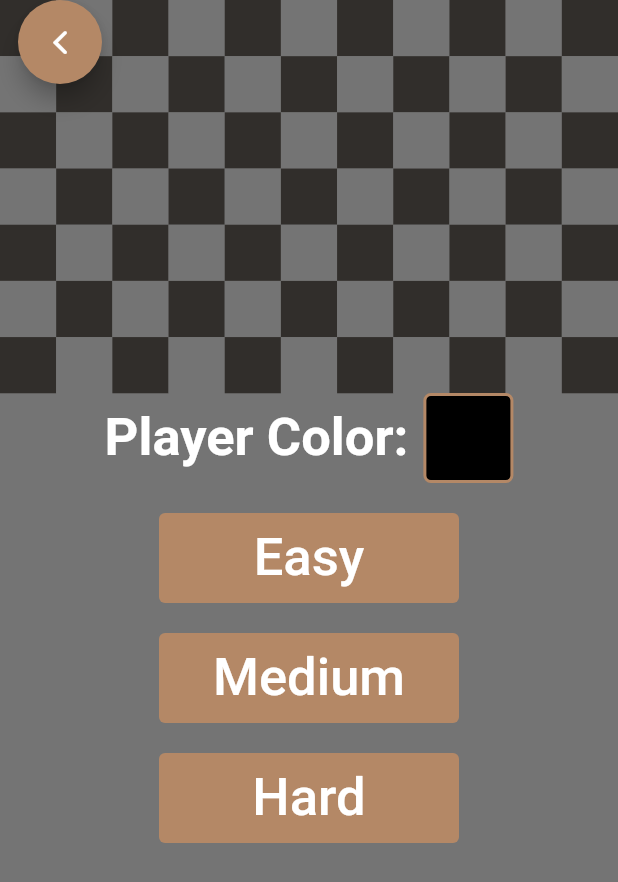
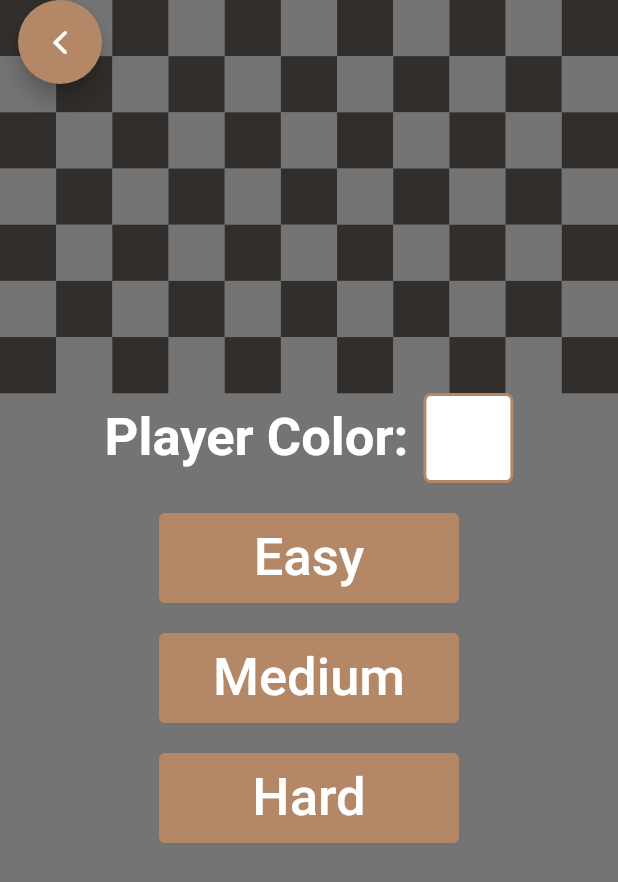
Before and after one commit to shaheriar/Senior-Design-Project-UCR, a Flutter app: the difficulty screen opened directly, on a phone screen of 412 x 824 dp. Shown: the top 882 px of the screen. Run offline on Flutter 3.47's test engine with Material 2 defaults, Android fonts, the light colour scheme and no system bars.

Commit message:
color picker bug fix

```diff
--- a/chessboard/lib/difficulty.dart
+++ b/chessboard/lib/difficulty.dart
@@ -63,7 +63,7 @@ class _difficultyState extends State<difficulty> {
             decoration: BoxDecoration(
               border: Border.all(color: darkbrown, width: 2),
               borderRadius: BorderRadius.circular(5),
-              color: check ? Colors.white : Colors.black,
+              color: check ? Colors.black : Colors.white,
             ),
             height: 60,
             width: 60,
--- a/chessboard/lib/sync.dart
+++ b/chessboard/lib/sync.dart
@@ -34,6 +34,7 @@ class _syncgameState extends State<syncgame> {
   Widget build(BuildContext context) {
     String json = jsonEncode(inf.toJson());
     _channel.sink.add(json);
+    print(json);
     return altgame(assists: inf);
   }
 }
```
